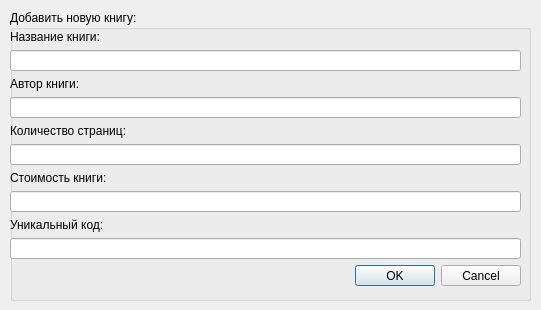
Old version of the form newbook.ui in the repository qreodium/is_libary.
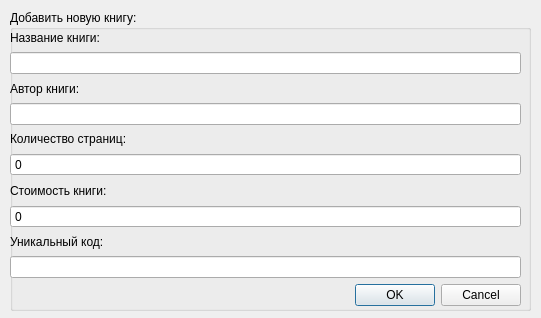
New version of the form.

Commit message: Added partial authorization, added employee data class

```diff
--- a/newbook.ui
+++ b/newbook.ui
@@ -7,7 +7,7 @@
     <x>0</x>
     <y>0</y>
     <width>541</width>
-    <height>310</height>
+    <height>318</height>
    </rect>
   </property>
   <property name="windowTitle">
@@ -19,7 +19,7 @@
      <x>10</x>
      <y>10</y>
      <width>521</width>
-     <height>291</height>
+     <height>301</height>
     </rect>
    </property>
    <property name="title">
@@ -31,7 +31,7 @@
       <x>0</x>
       <y>20</y>
       <width>511</width>
-      <height>256</height>
+      <height>276</height>
      </rect>
     </property>
     <layout class="QVBoxLayout" name="verticalLayout">
@@ -63,7 +63,14 @@
       </widget>
      </item>
      <item>
-      <widget class="QLineEdit" name="lineEdit_bookPageCount"/>
+      <widget class="QSpinBox" name="spinBox_bookPages">
+       <property name="buttonSymbols">
+        <enum>QAbstractSpinBox::NoButtons</enum>
+       </property>
+       <property name="maximum">
+        <number>99999999</number>
+       </property>
+      </widget>
      </item>
      <item>
       <widget class="QLabel" name="label_cost">
@@ -73,7 +80,14 @@
       </widget>
      </item>
      <item>
-      <widget class="QLineEdit" name="lineEdit_bookCost"/>
+      <widget class="QSpinBox" name="spinBox_bookCost">
+       <property name="buttonSymbols">
+        <enum>QAbstractSpinBox::NoButtons</enum>
+       </property>
+       <property name="maximum">
+        <number>99999999</number>
+       </property>
+      </widget>
      </item>
      <item>
       <widget class="QLabel" name="label_uniqueCode">
```
The commit also changes 12 other files.
